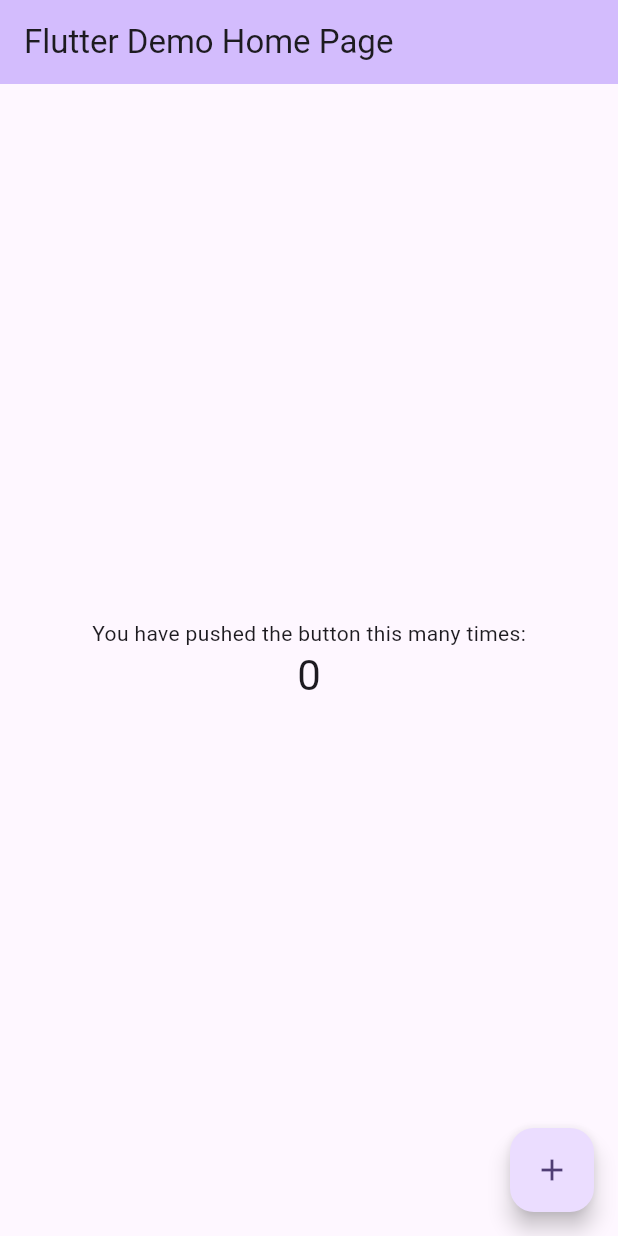
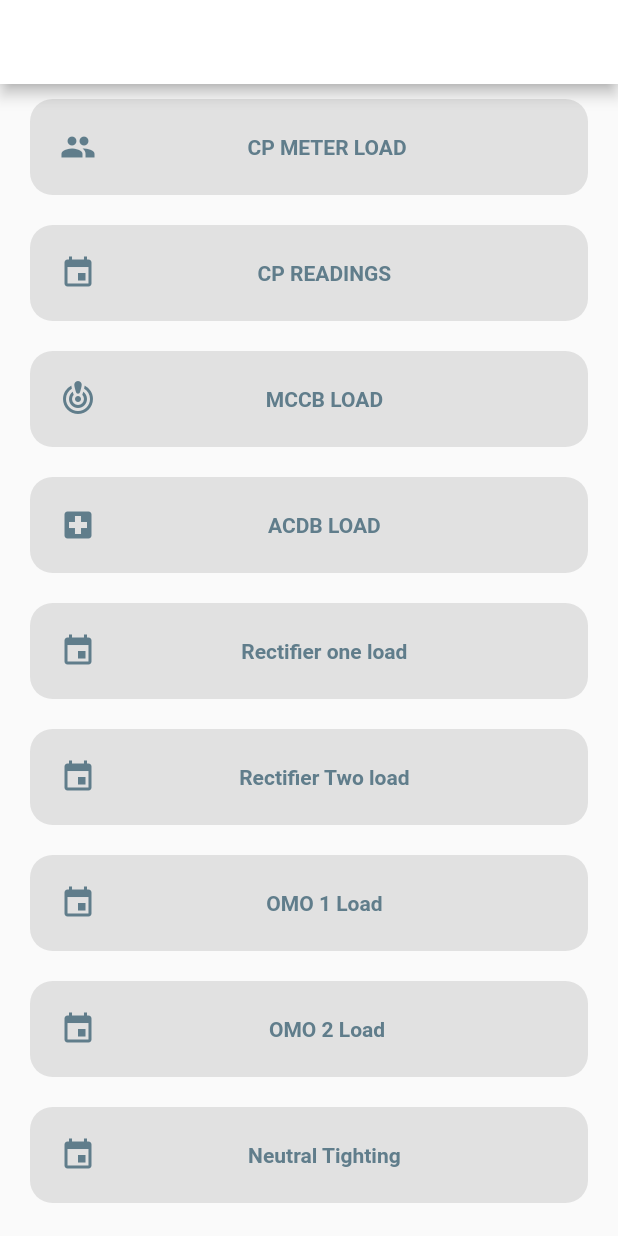
Before and after one commit to zyn10/Zong_Load_Collector, a Flutter app: the screen it shows after launch, on a phone screen of 412 x 824 dp. Run offline on Flutter 3.47's test engine with Material 2 defaults, Android fonts, the phone set to English and light mode, and no system bars.

Commit message:
Splash Done

```diff
--- /dev/null
+++ b/lib/home.dart
@@ -0,0 +1,357 @@
+import 'package:flutter/material.dart';
+
+class HomeScreen extends StatefulWidget {
+  const HomeScreen({super.key});
+  @override
+  State<HomeScreen> createState() => _HomeScreenState();
+}
+
+class _HomeScreenState extends State<HomeScreen> {
+  @override
+  Widget build(BuildContext context) {
+    return Scaffold(
+      appBar: AppBar(
+        backgroundColor: Colors.white,
+        title: const Text("Admin Panel"),
+      ),
+      body: SingleChildScrollView(
+        child: Column(
+          children: [
+            Padding(
+              padding: const EdgeInsets.symmetric(horizontal: 20, vertical: 10),
+              child: TextButton(
+                style: TextButton.styleFrom(
+                  padding: const EdgeInsets.all(20),
+                  shape: RoundedRectangleBorder(
+                      borderRadius: BorderRadius.circular(15)),
+                  backgroundColor: const Color.fromARGB(255, 225, 225, 225),
+                ),
+                onPressed: () {
+                  // Navigator.pushReplacement(
+                  //   context,
+                  //   MaterialPageRoute(
+                  //       builder: (context) => const ManagerUser()),
+                  // );
+                },
+                child: const Row(
+                  children: [
+                    Icon(
+                      Icons.people,
+                      color: Colors.blueGrey,
+                    ),
+                    Expanded(
+                      child: Center(
+                        child: Text(
+                          "CP METER LOAD",
+                          style: TextStyle(
+                            color: Colors.blueGrey,
+                            fontWeight: FontWeight.w600,
+                          ),
+                        ),
+                      ),
+                    ),
+                  ],
+                ),
+              ),
+            ),
+            Padding(
+              padding: const EdgeInsets.symmetric(horizontal: 20, vertical: 10),
+              child: TextButton(
+                style: TextButton.styleFrom(
+                  padding: const EdgeInsets.all(20),
+                  shape: RoundedRectangleBorder(
+                      borderRadius: BorderRadius.circular(15)),
+                  backgroundColor: const Color.fromARGB(255, 225, 225, 225),
+                ),
+                onPressed: () {
+                  // Navigator.pushReplacement(
+                  //   context,
+                  //   MaterialPageRoute(
+                  //       builder: (context) => const PetShowInfo()),
+                  // );
+                },
+                child: const Row(
+                  children: [
+                    Icon(
+                      Icons.event,
+                      color: Colors.blueGrey,
+                    ),
+                    Expanded(
+                      child: Center(
+                        child: Text(
+                          "CP READINGS ",
+                          style: TextStyle(
+                            color: Colors.blueGrey,
+                            fontWeight: FontWeight.w600,
+                          ),
+                        ),
+                      ),
+                    ),
+                  ],
+                ),
+              ),
+            ),
+            Padding(
+              padding: const EdgeInsets.symmetric(horizontal: 20, vertical: 10),
+              child: TextButton(
+                style: TextButton.styleFrom(
+                  padding: const EdgeInsets.all(20),
+                  shape: RoundedRectangleBorder(
+                      borderRadius: BorderRadius.circular(15)),
+                  backgroundColor: const Color.fromARGB(255, 225, 225, 225),
+                ),
+                onPressed: () {
+                  // Navigator.pushReplacement(
+                  //   context,
+                  //   MaterialPageRoute(
+                  //       builder: (context) => const CreateAlert()),
+                  // );
+                },
+                child: const Row(
+                  children: [
+                    Icon(
+                      Icons.crisis_alert_sharp,
+                      color: Colors.blueGrey,
+                    ),
+                    Expanded(
+                      child: Center(
+                        child: Text(
+                          "MCCB LOAD ",
+                          style: TextStyle(
+                            color: Colors.blueGrey,
+                            fontWeight: FontWeight.w600,
+                          ),
+                        ),
+                      ),
+                    ),
+                  ],
+                ),
+              ),
+            ),
+            Padding(
+              padding: const EdgeInsets.symmetric(horizontal: 20, vertical: 10),
+              child: TextButton(
+                style: TextButton.styleFrom(
+                  padding: const EdgeInsets.all(20),
+                  shape: RoundedRectangleBorder(
+                      borderRadius: BorderRadius.circular(15)),
+                  backgroundColor: const Color.fromARGB(255, 225, 225, 225),
+                ),
+                onPressed: () {
+                  // Navigator.pushReplacement(
+                  //   context,
+                  //   MaterialPageRoute(builder: (context) => const NGOInfo()),
+                  // );
+                },
+                child: const Row(
+                  children: [
+                    Icon(
+                      Icons.local_hospital,
+                      color: Colors.blueGrey,
+                    ),
+                    Expanded(
+                      child: Center(
+                        child: Text(
+                          "ACDB LOAD ",
+                          style: TextStyle(
+                            color: Colors.blueGrey,
+                            fontWeight: FontWeight.w600,
+                          ),
+                        ),
+                      ),
+                    ),
+                  ],
+                ),
+              ),
+            ),
+            Padding(
+              padding: const EdgeInsets.symmetric(horizontal: 20, vertical: 10),
+              child: TextButton(
+                style: TextButton.styleFrom(
+                  padding: const EdgeInsets.all(20),
+                  shape: RoundedRectangleBorder(
+                      borderRadius: BorderRadius.circular(15)),
+                  backgroundColor: const Color.fromARGB(255, 225, 225, 225),
+                ),
+                onPressed: () {
+                  // Navigator.pushReplacement(
+                  //   context,
+                  //   MaterialPageRoute(
+                  //       builder: (context) => const PetShowInfo()),
+                  // );
+                },
+                child: const Row(
+                  children: [
+                    Icon(
+                      Icons.event,
+                      color: Colors.blueGrey,
+                    ),
+                    Expanded(
+                      child: Center(
+                        child: Text(
+                          "Rectifier one load ",
+                          style: TextStyle(
+                            color: Colors.blueGrey,
+                            fontWeight: FontWeight.w600,
+                          ),
+                        ),
+                      ),
+                    ),
+                  ],
+                ),
+              ),
+            ),
+            Padding(
+              padding: const EdgeInsets.symmetric(horizontal: 20, vertical: 10),
+              child: TextButton(
+                style: TextButton.styleFrom(
+                  padding: const EdgeInsets.all(20),
+                  shape: RoundedRectangleBorder(
+                      borderRadius: BorderRadius.circular(15)),
+                  backgroundColor: const Color.fromARGB(255, 225, 225, 225),
+                ),
+                onPressed: () {
+                  // Navigator.pushReplacement(
+                  //   context,
+                  //   MaterialPageRoute(
+                  //       builder: (context) => const PetShowInfo()),
+                  // );
+                },
+                child: const Row(
+                  children: [
+                    Icon(
+                      Icons.event,
+                      color: Colors.blueGrey,
+                    ),
+                    Expanded(
+                      child: Center(
+                        child: Text(
+                          "Rectifier Two load ",
+                          style: TextStyle(
+                            color: Colors.blueGrey,
+                            fontWeight: FontWeight.w600,
+                          ),
+                        ),
+                      ),
+                    ),
+                  ],
+                ),
+              ),
+            ),
+            Padding(
+              padding: const EdgeInsets.symmetric(horizontal: 20, vertical: 10),
+              child: TextButton(
+                style: TextButton.styleFrom(
+                  padding: const EdgeInsets.all(20),
+                  shape: RoundedRectangleBorder(
+                      borderRadius: BorderRadius.circular(15)),
+                  backgroundColor: const Color.fromARGB(255, 225, 225, 225),
+                ),
+                onPressed: () {
+                  // Navigator.pushReplacement(
+                  //   context,
+                  //   MaterialPageRoute(
+                  //       builder: (context) => const PetShowInfo()),
+                  // );
+                },
+                child: const Row(
+                  children: [
+                    Icon(
+                      Icons.event,
+                      color: Colors.blueGrey,
+                    ),
+                    Expanded(
+                      child: Center(
+                        child: Text(
+                          "OMO 1 Load ",
+                          style: TextStyle(
+                            color: Colors.blueGrey,
+                            fontWeight: FontWeight.w600,
+                          ),
+                        ),
+                      ),
+                    ),
+                  ],
+                ),
+              ),
+            ),
+            Padding(
+              padding: const EdgeInsets.symmetric(horizontal: 20, vertical: 10),
+              child: TextButton(
+                style: TextButton.styleFrom(
+                  padding: const EdgeInsets.all(20),
+                  shape: RoundedRectangleBorder(
+                      borderRadius: BorderRadius.circular(15)),
+                  backgroundColor: const Color.fromARGB(255, 225, 225, 225),
+                ),
+                onPressed: () {
+                  // Navigator.pushReplacement(
+                  //   context,
+                  //   MaterialPageRoute(
+                  //       builder: (context) => const PetShowInfo()),
+                  // );
+                },
+                child: const Row(
+                  children: [
+                    Icon(
+                      Icons.event,
+                      color: Colors.blueGrey,
+                    ),
+                    Expanded(
+                      child: Center(
+                        child: Text(
+                          "OMO 2 Load",
+                          style: TextStyle(
+                            color: Colors.blueGrey,
+                            fontWeight: FontWeight.w600,
+                          ),
+                        ),
+                      ),
+                    ),
+                  ],
+                ),
+              ),
+            ),
+            Padding(
+              padding: const EdgeInsets.symmetric(horizontal: 20, vertical: 10),
+              child: TextButton(
+                style: TextButton.styleFrom(
+                  padding: const EdgeInsets.all(20),
+                  shape: RoundedRectangleBorder(
+                      borderRadius: BorderRadius.circular(15)),
+                  backgroundColor: const Color.fromARGB(255, 225, 225, 225),
+                ),
+                onPressed: () {
+                  // Navigator.pushReplacement(
+                  //   context,
+                  //   MaterialPageRoute(
+                  //       builder: (context) => const PetShowInfo()),
+                  // );
+                },
+                child: const Row(
+                  children: [
+                    Icon(
+                      Icons.event,
+                      color: Colors.blueGrey,
+                    ),
+                    Expanded(
+                      child: Center(
+                        child: Text(
+                          "Neutral Tighting ",
+                          style: TextStyle(
+                            color: Colors.blueGrey,
+                            fontWeight: FontWeight.w600,
+                          ),
+                        ),
+                      ),
+                    ),
+                  ],
+                ),
+              ),
+            ),
+          ],
+        ),
+      ),
+    );
+  }
+}
--- a/lib/main.dart
+++ b/lib/main.dart
@@ -1,4 +1,5 @@
 import 'package:flutter/material.dart';
+import 'package:load_collector/splash_screen.dart';
 
 void main() {
   runApp(const MyApp());
@@ -13,113 +14,10 @@
     return MaterialApp(
       title: 'Flutter Demo',
       theme: ThemeData(
-        // This is the theme of your application.
-        //
-        // TRY THIS: Try running your application with "flutter run". You'll see
-        // the application has a blue toolbar. Then, without quitting the app,
-        // try changing the seedColor in the colorScheme below to Colors.green
-        // and then invoke "hot reload" (save your changes or press the "hot
-        // reload" button in a Flutter-supported IDE, or press "r" if you used
-        // the command line to start the app).
-        //
-        // Notice that the counter didn't reset back to zero; the application
-        // state is not lost during the reload. To reset the state, use hot
-        // restart instead.
-        //
-        // This works for code too, not just values: Most code changes can be
-        // tested with just a hot reload.
-        colorScheme: ColorScheme.fromSeed(seedColor: Colors.deepPurple),
-        useMaterial3: true,
+        primarySwatch: Colors.green,
       ),
-      home: const MyHomePage(title: 'Flutter Demo Home Page'),
+      debugShowCheckedModeBanner: false,
+      home: const SplashScreen(),
     );
   }
 }
-
-class MyHomePage extends StatefulWidget {
-  const MyHomePage({super.key, required this.title});
-
-  // This widget is the home page of your application. It is stateful, meaning
-  // that it has a State object (defined below) that contains fields that affect
-  // how it looks.
-
-  // This class is the configuration for the state. It holds the values (in this
-  // case the title) provided by the parent (in this case the App widget) and
-  // used by the build method of the State. Fields in a Widget subclass are
-  // always marked "final".
-
-  final String title;
-
-  @override
-  State<MyHomePage> createState() => _MyHomePageState();
-}
-
-class _MyHomePageState extends State<MyHomePage> {
-  int _counter = 0;
-
-  void _incrementCounter() {
-    setState(() {
-      // This call to setState tells the Flutter framework that something has
-      // changed in this State, which causes it to rerun the build method below
-      // so that the display can reflect the updated values. If we changed
-      // _counter without calling setState(), then the build method would not be
-      // called again, and so nothing would appear to happen.
-      _counter++;
-    });
-  }
-
-  @override
-  Widget build(BuildContext context) {
-    // This method is rerun every time setState is called, for instance as done
-    // by the _incrementCounter method above.
-    //
-    // The Flutter framework has been optimized to make rerunning build methods
-    // fast, so that you can just rebuild anything that needs updating rather
-    // than having to individually change instances of widgets.
-    return Scaffold(
-      appBar: AppBar(
-        // TRY THIS: Try changing the color here to a specific color (to
-        // Colors.amber, perhaps?) and trigger a hot reload to see the AppBar
-        // change color while the other colors stay the same.
-        backgroundColor: Theme.of(context).colorScheme.inversePrimary,
-        // Here we take the value from the MyHomePage object that was created by
-        // the App.build method, and use it to set our appbar title.
-        title: Text(widget.title),
-      ),
-      body: Center(
-        // Center is a layout widget. It takes a single child and positions it
-        // in the middle of the parent.
-        child: Column(
-          // Column is also a layout widget. It takes a list of children and
-          // arranges them vertically. By default, it sizes itself to fit its
-          // children horizontally, and tries to be as tall as its parent.
-          //
-          // Column has various properties to control how it sizes itself and
-          // how it positions its children. Here we use mainAxisAlignment to
-          // center the children vertically; the main axis here is the vertical
-          // axis because Columns are vertical (the cross axis would be
-          // horizontal).
-          //
-          // TRY THIS: Invoke "debug painting" (choose the "Toggle Debug Paint"
-          // action in the IDE, or press "p" in the console), to see the
-          // wireframe for each widget.
-          mainAxisAlignment: MainAxisAlignment.center,
-          children: <Widget>[
-            const Text(
-              'You have pushed the button this many times:',
-            ),
-            Text(
-              '$_counter',
-              style: Theme.of(context).textTheme.headlineMedium,
-            ),
-          ],
-        ),
-      ),
-      floatingActionButton: FloatingActionButton(
-        onPressed: _incrementCounter,
-        tooltip: 'Increment',
-        child: const Icon(Icons.add),
-      ), // This trailing comma makes auto-formatting nicer for build methods.
-    );
-  }
-}
--- /dev/null
+++ b/lib/splash_screen.dart
@@ -0,0 +1,55 @@
+import 'dart:async';
+import 'package:flutter/material.dart';
+import 'package:load_collector/home.dart';
+
+class SplashScreen extends StatefulWidget {
+  const SplashScreen({super.key});
+
+  @override
+  State<SplashScreen> createState() => _SplashScreenState();
+}
+
+class _SplashScreenState extends State<SplashScreen> {
+  @override
+  void initState() {
+    super.initState();
+    Timer(const Duration(seconds: 5), () {
+      Navigator.pushReplacement(
+        context,
+        MaterialPageRoute(builder: (context) => const HomeScreen()),
+      );
+    });
+  }
+
+  @override
+  Widget build(BuildContext context) {
+    return Scaffold(
+      body: Container(
+        decoration: const BoxDecoration(
+          gradient: LinearGradient(
+            colors: [
+              Color.fromARGB(255, 9, 225, 121),
+              Color.fromARGB(255, 0, 181, 93)
+            ],
+          ),
+        ),
+        child: Center(
+          child: Column(
+            mainAxisAlignment: MainAxisAlignment.center,
+            children: [
+              Image.asset(
+                'assets/main.png',
+                width: 400,
+                height: 400,
+              ),
+              const SizedBox(height: 15),
+              const CircularProgressIndicator(
+                valueColor: AlwaysStoppedAnimation<Color>(Colors.white),
+              ),
+            ],
+          ),
+        ),
+      ),
+    );
+  }
+}
```
Also changed, not shown: pubspec.yaml (+2 -19 lines), assets/main.png (added).
